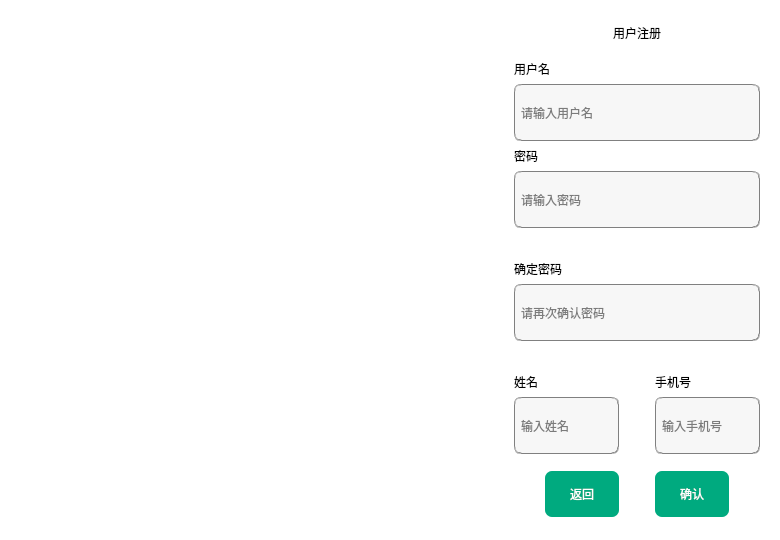
Before: the Qt Designer form signup.ui in wangerge403/parkingManageSystem, drawn with Qt 5.
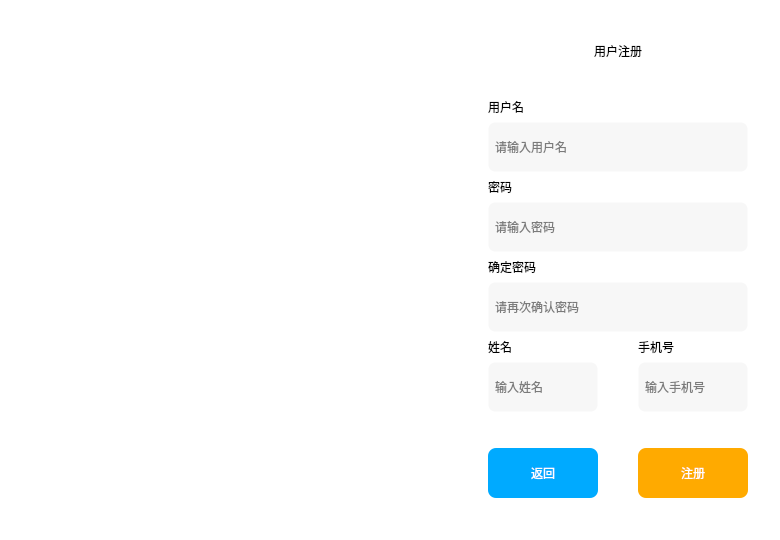
After: the same form once the commit is applied.

What changed in the file:
```diff
--- a/signup.ui
+++ b/signup.ui
@@ -61,7 +61,7 @@
      </property>
      <property name="minimumSize">
       <size>
-       <width>488</width>
+       <width>450</width>
        <height>512</height>
       </size>
      </property>
@@ -161,12 +161,12 @@
          <property name="minimumSize">
           <size>
            <width>0</width>
-           <height>57</height>
+           <height>50</height>
           </size>
          </property>
          <property name="styleSheet">
           <string notr="true">background-color: rgb(247, 247, 247);
-border:1px groove gray;
+border:1px groove transparent;
 border-radius:7px;
 padding:2px 4px;
 font: 10pt &quot;华文隶书&quot;;</string>
@@ -194,12 +194,12 @@
          <property name="minimumSize">
           <size>
            <width>0</width>
-           <height>57</height>
+           <height>50</height>
           </size>
          </property>
          <property name="styleSheet">
           <string notr="true">background-color: rgb(247, 247, 247);
-border:1px groove gray;
+border:1px groove transparent;
 border-radius:7px;
 padding:2px 4px;
 font: 10pt &quot;华文隶书&quot;;</string>
@@ -212,19 +212,6 @@
          </property>
         </widget>
        </item>
-       <item>
-        <spacer name="verticalSpacer_6">
-         <property name="orientation">
-          <enum>Qt::Vertical</enum>
-         </property>
-         <property name="sizeHint" stdset="0">
-          <size>
-           <width>20</width>
-           <height>40</height>
-          </size>
-         </property>
-        </spacer>
-       </item>
        <item>
         <widget class="QLabel" name="label_5">
          <property name="styleSheet">
@@ -240,12 +227,12 @@
          <property name="minimumSize">
           <size>
            <width>0</width>
-           <height>57</height>
+           <height>50</height>
           </size>
          </property>
          <property name="styleSheet">
           <string notr="true">background-color: rgb(247, 247, 247);
-border:1px groove gray;
+border:1px groove transparent;
 border-radius:7px;
 padding:2px 4px;
 font: 10pt &quot;华文隶书&quot;;</string>
@@ -258,19 +245,6 @@
          </property>
         </widget>
        </item>
-       <item>
-        <spacer name="verticalSpacer_5">
-         <property name="orientation">
-          <enum>Qt::Vertical</enum>
-         </property>
-         <property name="sizeHint" stdset="0">
-          <size>
-           <width>20</width>
-           <height>40</height>
-          </size>
-         </property>
-        </spacer>
-       </item>
        <item>
         <layout class="QHBoxLayout" name="horizontalLayout_3">
          <item>
@@ -290,12 +264,12 @@
              <property name="minimumSize">
               <size>
                <width>0</width>
-               <height>57</height>
+               <height>50</height>
               </size>
              </property>
              <property name="styleSheet">
               <string notr="true">background-color: rgb(247, 247, 247);
-border:1px groove gray;
+border:1px groove transparent;
 border-radius:7px;
 padding:2px 4px;
 font: 10pt &quot;华文隶书&quot;;</string>
@@ -337,12 +311,12 @@
              <property name="minimumSize">
               <size>
                <width>0</width>
-               <height>57</height>
+               <height>50</height>
               </size>
              </property>
              <property name="styleSheet">
               <string notr="true">background-color: rgb(247, 247, 247);
-border:1px groove gray;
+border:1px groove transparent;
 border-radius:7px;
 padding:2px 4px;
 font: 10pt &quot;华文隶书&quot;;</string>
@@ -373,19 +347,6 @@
      </item>
      <item>
       <layout class="QHBoxLayout" name="horizontalLayout_2">
-       <item>
-        <spacer name="horizontalSpacer_3">
-         <property name="orientation">
-          <enum>Qt::Horizontal</enum>
-         </property>
-         <property name="sizeHint" stdset="0">
-          <size>
-           <width>40</width>
-           <height>20</height>
-          </size>
-         </property>
-        </spacer>
-       </item>
        <item>
         <widget class="QPushButton" name="pushButton_back">
          <property name="sizePolicy">
@@ -396,16 +357,16 @@
          </property>
          <property name="minimumSize">
           <size>
-           <width>74</width>
-           <height>46</height>
+           <width>110</width>
+           <height>50</height>
           </size>
          </property>
          <property name="styleSheet">
-          <string notr="true">background-color: rgb(0, 170, 127);
+          <string notr="true">background-color: rgb(0, 170, 255);
 color: rgb(255, 255, 255);
 font: 25 9pt &quot;Bahnschrift Light&quot;;
-font: 10pt &quot;华文隶书&quot;;
-border-radius:7px;</string>
+font: 12pt &quot;华文隶书&quot;;
+border-radius:8px;</string>
          </property>
          <property name="text">
           <string>返回</string>
@@ -429,35 +390,22 @@
         <widget class="QPushButton" name="pushButton_sure">
          <property name="minimumSize">
           <size>
-           <width>74</width>
-           <height>46</height>
+           <width>110</width>
+           <height>50</height>
           </size>
          </property>
          <property name="styleSheet">
-          <string notr="true">background-color: rgb(0, 170, 127);
+          <string notr="true">background-color: rgb(255, 170, 0);
 color: rgb(255, 255, 255);
 font: 25 9pt &quot;Bahnschrift Light&quot;;
-font: 10pt &quot;华文隶书&quot;;
-border-radius:7px;</string>
+font: 12pt &quot;华文隶书&quot;;
+border-radius:8px;</string>
          </property>
          <property name="text">
-          <string>确认</string>
+          <string>注册</string>
          </property>
         </widget>
        </item>
-       <item>
-        <spacer name="horizontalSpacer_5">
-         <property name="orientation">
-          <enum>Qt::Horizontal</enum>
-         </property>
-         <property name="sizeHint" stdset="0">
-          <size>
-           <width>40</width>
-           <height>20</height>
-          </size>
-         </property>
-        </spacer>
-       </item>
       </layout>
      </item>
      <item>
```
